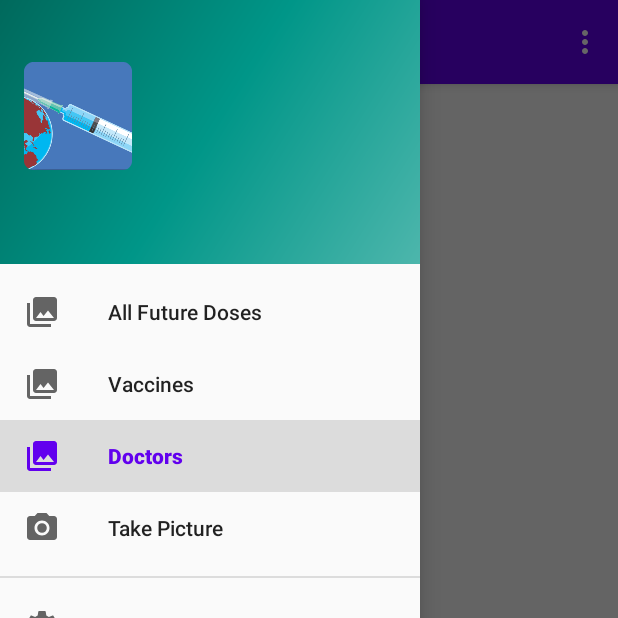
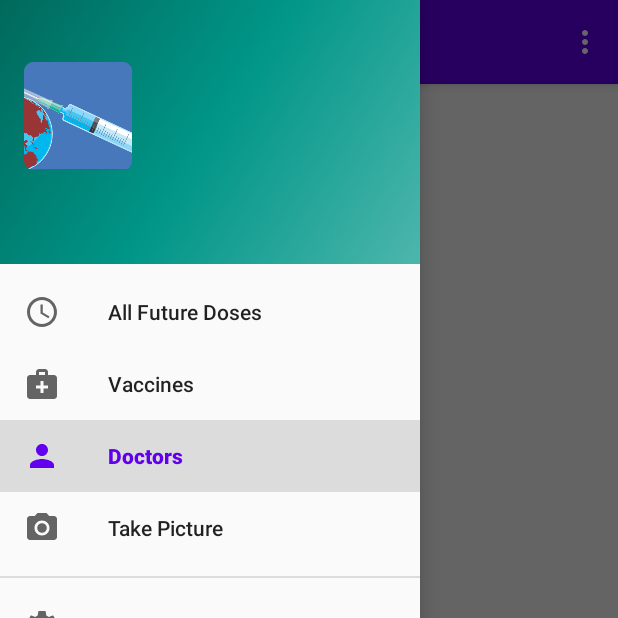
Before and after one commit to ddc-java-14/vaccination-pocket-keeper, an Android app: the MainActivity screen opened directly, with no data from a screen before it, with the side drawer open, on a phone screen of 412 x 824 dp, the top half of it. Run offline under Robolectric (Android 15) with nearby library versions, the phone set to English and light mode, and no system bars; our stand-ins replace Room's generated code, RxJava, navigation-ui; libraries missing offline, so code that uses them is left out: org.apache.commons.

Commit message:
Upated Drawer Icons

```diff
--- /dev/null
+++ b/app/src/main/res/drawable/ic_clock.xml
@@ -0,0 +1,13 @@
+<vector xmlns:android="http://schemas.android.com/apk/res/android"
+    android:width="24dp"
+    android:height="24dp"
+    android:viewportWidth="24"
+    android:viewportHeight="24"
+    android:tint="?attr/colorControlNormal">
+  <path
+      android:fillColor="@android:color/white"
+      android:pathData="M11.99,2C6.47,2 2,6.48 2,12s4.47,10 9.99,10C17.52,22 22,17.52 22,12S17.52,2 11.99,2zM12,20c-4.42,0 -8,-3.58 -8,-8s3.58,-8 8,-8 8,3.58 8,8 -3.58,8 -8,8z"/>
+  <path
+      android:fillColor="@android:color/white"
+      android:pathData="M12.5,7H11v6l5.25,3.15 0.75,-1.23 -4.5,-2.67z"/>
+</vector>
--- /dev/null
+++ b/app/src/main/res/drawable/ic_doctor.xml
@@ -0,0 +1,10 @@
+<vector xmlns:android="http://schemas.android.com/apk/res/android"
+    android:width="24dp"
+    android:height="24dp"
+    android:viewportWidth="24"
+    android:viewportHeight="24"
+    android:tint="?attr/colorControlNormal">
+  <path
+      android:fillColor="@android:color/white"
+      android:pathData="M12,12c2.21,0 4,-1.79 4,-4s-1.79,-4 -4,-4 -4,1.79 -4,4 1.79,4 4,4zM12,14c-2.67,0 -8,1.34 -8,4v2h16v-2c0,-2.66 -5.33,-4 -8,-4z"/>
+</vector>
--- /dev/null
+++ b/app/src/main/res/drawable/ic_vaccine.xml
@@ -0,0 +1,10 @@
+<vector xmlns:android="http://schemas.android.com/apk/res/android"
+    android:width="24dp"
+    android:height="24dp"
+    android:viewportWidth="24"
+    android:viewportHeight="24"
+    android:tint="?attr/colorControlNormal">
+  <path
+      android:fillColor="@android:color/white"
+      android:pathData="M20,6h-4V4c0,-1.1 -0.9,-2 -2,-2h-4C8.9,2 8,2.9 8,4v2H4C2.9,6 2,6.9 2,8v12c0,1.1 0.9,2 2,2h16c1.1,0 2,-0.9 2,-2V8C22,6.9 21.1,6 20,6zM10,4h4v2h-4V4zM16,15h-3v3h-2v-3H8v-2h3v-3h2v3h3V15z"/>
+</vector>
--- a/app/src/main/res/menu/activity_main_drawer.xml
+++ b/app/src/main/res/menu/activity_main_drawer.xml
@@ -10,15 +10,15 @@
     >
     <item
       android:id="@+id/nav_future_doses"
-      android:icon="@drawable/ic_menu_gallery"
+      android:icon="@drawable/ic_clock"
       android:title="@string/menu_all_future_doses"/>
     <item
       android:id="@+id/nav_vaccine"
-      android:icon="@drawable/ic_menu_gallery"
+      android:icon="@drawable/ic_vaccine"
       android:title="@string/menu_vaccine"/>
     <item
       android:id="@+id/nav_home"
-      android:icon="@drawable/ic_menu_gallery"
+      android:icon="@drawable/ic_doctor"
       android:title="@string/menu_doctors"/>
     <item
       android:id="@+id/nav_camera"
```
